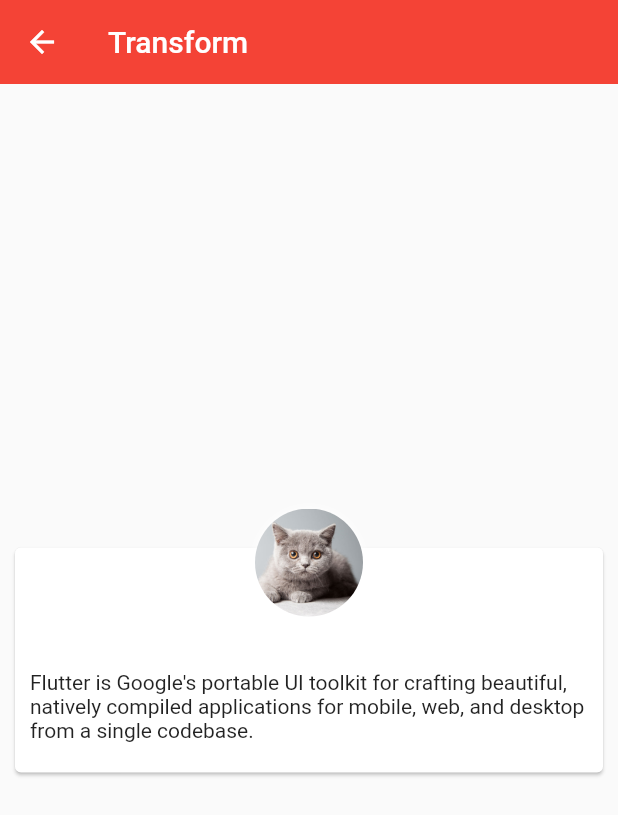
After one commit to MYWProgram/flutter_demo, a Flutter app: the ShowTransform screen opened by its route, on a phone screen of 412 x 824 dp. The commit adds this screen. Shown: the top 815 px of the screen. Run offline on Flutter 3.47's test engine with Material 2 defaults, Android fonts, the phone set to English and light mode, and no system bars; our stand-ins replace scroll_to_index.

Commit message:
feat: 新增 demo show_transform

```diff
--- a/lib/main.dart
+++ b/lib/main.dart
@@ -4,6 +4,7 @@ import 'package:flutter_demo/widget/clip.dart';
 import 'package:flutter_demo/widget/scroller_listener.dart';
 import 'package:flutter_demo/widget/scroll_to_index.dart';
 import 'package:flutter_demo/widget/scroll_to_index2.dart';
+import 'package:flutter_demo/widget/show_transform.dart';
 
 void main() {
   runApp(MyApp());
@@ -78,4 +79,5 @@ Map<String, WidgetBuilder> router = {
   '列表滑动监听': (context) => new ScrollerListener(),
   '滚动到指定位置': (context) => new ScrollToIndex(),
   '滚动到指定位置2': (context) => new ScrollToIndex2(),
+  'transform 展示效果': (context) => new ShowTransform(),
 };
--- /dev/null
+++ b/lib/widget/show_transform.dart
@@ -0,0 +1,65 @@
+import 'package:flutter/material.dart';
+
+class ShowTransform extends StatelessWidget {
+  @override
+  Widget build(BuildContext context) {
+    // ? 获取头像
+    _getHeader(context) {
+      return Transform.translate(
+        // * 向上偏移
+        offset: Offset(0, -36.0),
+        child: Container(
+          width: 72.0,
+          height: 72.0,
+          decoration: BoxDecoration(
+            boxShadow: [
+              BoxShadow(
+                color: Theme.of(context).cardColor,
+                blurRadius: 4.0,
+              ),
+            ],
+            shape: BoxShape.circle,
+            image: DecorationImage(
+              image: AssetImage('assets/images/cat.jpg'),
+              fit: BoxFit.cover,
+            ),
+          ),
+        ),
+      );
+    }
+
+    return Scaffold(
+      appBar: AppBar(
+        title: Container(
+          child: Text('Transform'),
+        ),
+        elevation: 0,
+        backgroundColor: Colors.red,
+      ),
+      body: Container(
+        child: Card(
+          child: Container(
+            child: Column(
+              children: <Widget>[
+                _getHeader(context),
+                Text(
+                  "Flutter is Google's portable UI toolkit for crafting "
+                  "beautiful, natively compiled applications for mobile, "
+                  "web, and desktop from a single codebase. ",
+                  overflow: TextOverflow.ellipsis,
+                  softWrap: true,
+                  maxLines: 3,
+                ),
+              ],
+              crossAxisAlignment: CrossAxisAlignment.center,
+            ),
+            height: 150,
+            padding: EdgeInsets.all(10),
+          ),
+          margin: EdgeInsets.all(10),
+        ),
+        alignment: Alignment.center,
+      ),
+    );
+  }
+}
```
